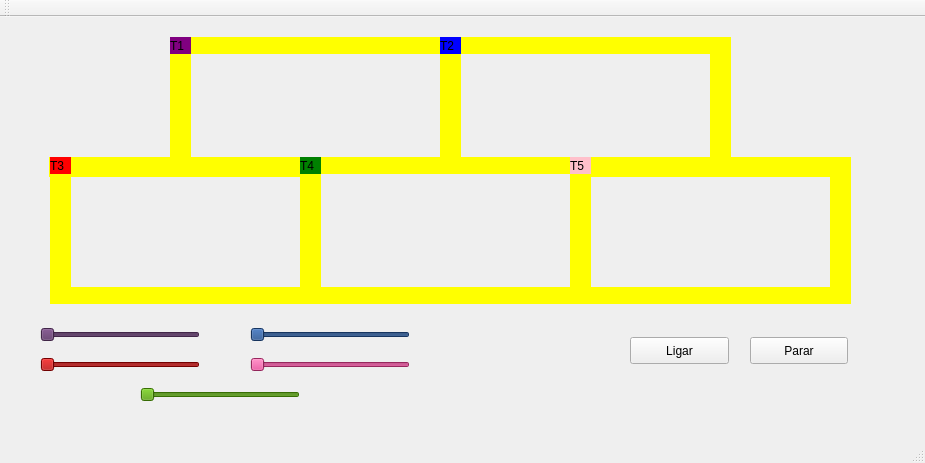
silviafds/trabalho-dos-trens, file Código QT5 Ubuntu - Trem/mainwindow.ui: the form before one commit.
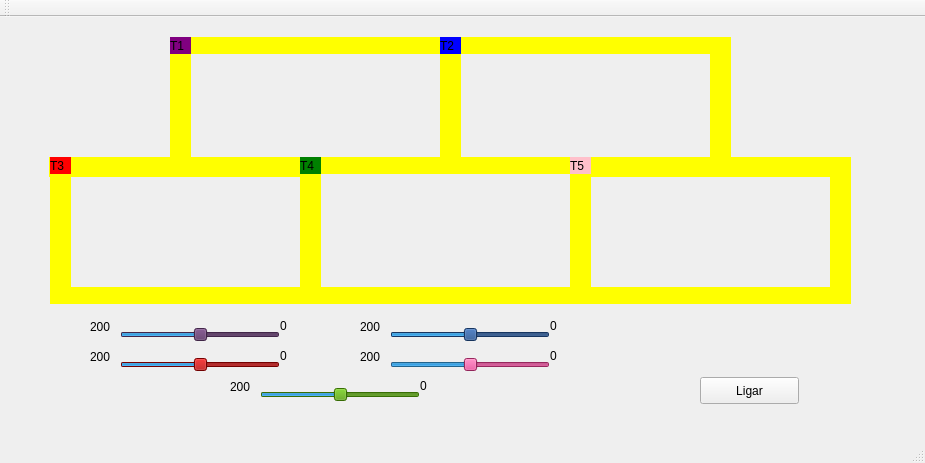
The form after the commit.

Commit message: Adicionando legendas dos sliders

```diff
--- a/Código QT5 Ubuntu - Trem/mainwindow.ui
+++ b/Código QT5 Ubuntu - Trem/mainwindow.ui
@@ -94,32 +94,6 @@
      <string/>
     </property>
    </widget>
-   <widget class="QPushButton" name="pushButton">
-    <property name="geometry">
-     <rect>
-      <x>630</x>
-      <y>320</y>
-      <width>99</width>
-      <height>27</height>
-     </rect>
-    </property>
-    <property name="text">
-     <string>Ligar</string>
-    </property>
-   </widget>
-   <widget class="QPushButton" name="pushButton_2">
-    <property name="geometry">
-     <rect>
-      <x>750</x>
-      <y>320</y>
-      <width>98</width>
-      <height>27</height>
-     </rect>
-    </property>
-    <property name="text">
-     <string>Parar</string>
-    </property>
-   </widget>
    <widget class="QLabel" name="label_trilho4_2">
     <property name="geometry">
      <rect>
@@ -395,7 +369,7 @@
    <widget class="QSlider" name="horizontalSlider_blue">
     <property name="geometry">
      <rect>
-      <x>250</x>
+      <x>390</x>
       <y>310</y>
       <width>160</width>
       <height>16</height>
@@ -843,6 +817,15 @@
       </disabled>
      </palette>
     </property>
+    <property name="maximum">
+     <number>199</number>
+    </property>
+    <property name="value">
+     <number>100</number>
+    </property>
+    <property name="sliderPosition">
+     <number>100</number>
+    </property>
     <property name="orientation">
      <enum>Qt::Horizontal</enum>
     </property>
@@ -850,7 +833,7 @@
    <widget class="QSlider" name="horizontalSlider_pink">
     <property name="geometry">
      <rect>
-      <x>250</x>
+      <x>390</x>
       <y>340</y>
       <width>160</width>
       <height>16</height>
@@ -1298,6 +1281,12 @@
       </disabled>
      </palette>
     </property>
+    <property name="maximum">
+     <number>199</number>
+    </property>
+    <property name="sliderPosition">
+     <number>100</number>
+    </property>
     <property name="orientation">
      <enum>Qt::Horizontal</enum>
     </property>
@@ -1305,7 +1294,7 @@
    <widget class="QSlider" name="horizontalSlider_purple">
     <property name="geometry">
      <rect>
-      <x>40</x>
+      <x>120</x>
       <y>310</y>
       <width>160</width>
       <height>16</height>
@@ -1753,6 +1742,18 @@
       </disabled>
      </palette>
     </property>
+    <property name="minimum">
+     <number>0</number>
+    </property>
+    <property name="maximum">
+     <number>199</number>
+    </property>
+    <property name="value">
+     <number>100</number>
+    </property>
+    <property name="sliderPosition">
+     <number>100</number>
+    </property>
     <property name="orientation">
      <enum>Qt::Horizontal</enum>
     </property>
@@ -1760,7 +1761,7 @@
    <widget class="QSlider" name="horizontalSlider_red">
     <property name="geometry">
      <rect>
-      <x>40</x>
+      <x>120</x>
       <y>340</y>
       <width>160</width>
       <height>16</height>
@@ -2208,6 +2209,12 @@
       </disabled>
      </palette>
     </property>
+    <property name="maximum">
+     <number>199</number>
+    </property>
+    <property name="sliderPosition">
+     <number>100</number>
+    </property>
     <property name="orientation">
      <enum>Qt::Horizontal</enum>
     </property>
@@ -2215,7 +2222,7 @@
    <widget class="QSlider" name="horizontalSlider_green">
     <property name="geometry">
      <rect>
-      <x>140</x>
+      <x>260</x>
       <y>370</y>
       <width>160</width>
       <height>16</height>
@@ -2663,10 +2670,159 @@
       </disabled>
      </palette>
     </property>
+    <property name="maximum">
+     <number>199</number>
+    </property>
+    <property name="sliderPosition">
+     <number>100</number>
+    </property>
     <property name="orientation">
      <enum>Qt::Horizontal</enum>
     </property>
    </widget>
+   <widget class="QLabel" name="label">
+    <property name="geometry">
+     <rect>
+      <x>280</x>
+      <y>300</y>
+      <width>16</width>
+      <height>17</height>
+     </rect>
+    </property>
+    <property name="text">
+     <string>0</string>
+    </property>
+   </widget>
+   <widget class="QLabel" name="label_2">
+    <property name="geometry">
+     <rect>
+      <x>90</x>
+      <y>300</y>
+      <width>31</width>
+      <height>20</height>
+     </rect>
+    </property>
+    <property name="text">
+     <string>200</string>
+    </property>
+   </widget>
+   <widget class="QLabel" name="label_3">
+    <property name="geometry">
+     <rect>
+      <x>90</x>
+      <y>330</y>
+      <width>31</width>
+      <height>20</height>
+     </rect>
+    </property>
+    <property name="text">
+     <string>200</string>
+    </property>
+   </widget>
+   <widget class="QLabel" name="label_4">
+    <property name="geometry">
+     <rect>
+      <x>280</x>
+      <y>330</y>
+      <width>16</width>
+      <height>17</height>
+     </rect>
+    </property>
+    <property name="text">
+     <string>0</string>
+    </property>
+   </widget>
+   <widget class="QLabel" name="label_5">
+    <property name="geometry">
+     <rect>
+      <x>230</x>
+      <y>360</y>
+      <width>31</width>
+      <height>20</height>
+     </rect>
+    </property>
+    <property name="text">
+     <string>200</string>
+    </property>
+   </widget>
+   <widget class="QLabel" name="label_6">
+    <property name="geometry">
+     <rect>
+      <x>420</x>
+      <y>360</y>
+      <width>16</width>
+      <height>17</height>
+     </rect>
+    </property>
+    <property name="text">
+     <string>0</string>
+    </property>
+   </widget>
+   <widget class="QLabel" name="label_7">
+    <property name="geometry">
+     <rect>
+      <x>360</x>
+      <y>300</y>
+      <width>31</width>
+      <height>20</height>
+     </rect>
+    </property>
+    <property name="text">
+     <string>200</string>
+    </property>
+   </widget>
+   <widget class="QLabel" name="label_8">
+    <property name="geometry">
+     <rect>
+      <x>550</x>
+      <y>300</y>
+      <width>16</width>
+      <height>17</height>
+     </rect>
+    </property>
+    <property name="text">
+     <string>0</string>
+    </property>
+   </widget>
+   <widget class="QLabel" name="label_9">
+    <property name="geometry">
+     <rect>
+      <x>360</x>
+      <y>330</y>
+      <width>31</width>
+      <height>20</height>
+     </rect>
+    </property>
+    <property name="text">
+     <string>200</string>
+    </property>
+   </widget>
+   <widget class="QLabel" name="label_10">
+    <property name="geometry">
+     <rect>
+      <x>550</x>
+      <y>330</y>
+      <width>16</width>
+      <height>17</height>
+     </rect>
+    </property>
+    <property name="text">
+     <string>0</string>
+    </property>
+   </widget>
+   <widget class="QPushButton" name="pushButton">
+    <property name="geometry">
+     <rect>
+      <x>700</x>
+      <y>360</y>
+      <width>99</width>
+      <height>27</height>
+     </rect>
+    </property>
+    <property name="text">
+     <string>Ligar</string>
+    </property>
+   </widget>
    <zorder>label_trilho2_2</zorder>
    <zorder>label_trilho1_4</zorder>
    <zorder>label_trilho4_2</zorder>
```
Left out of the diff: 13 changed lines with no effect on the pictures. The commit also changes 4 other files.
